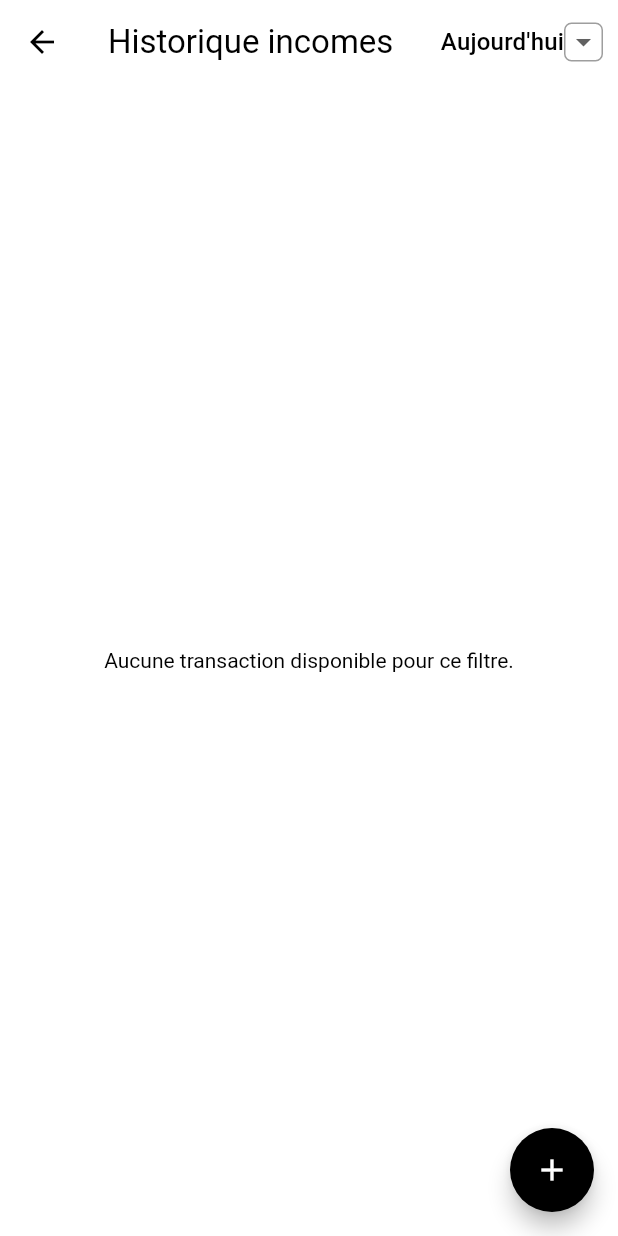
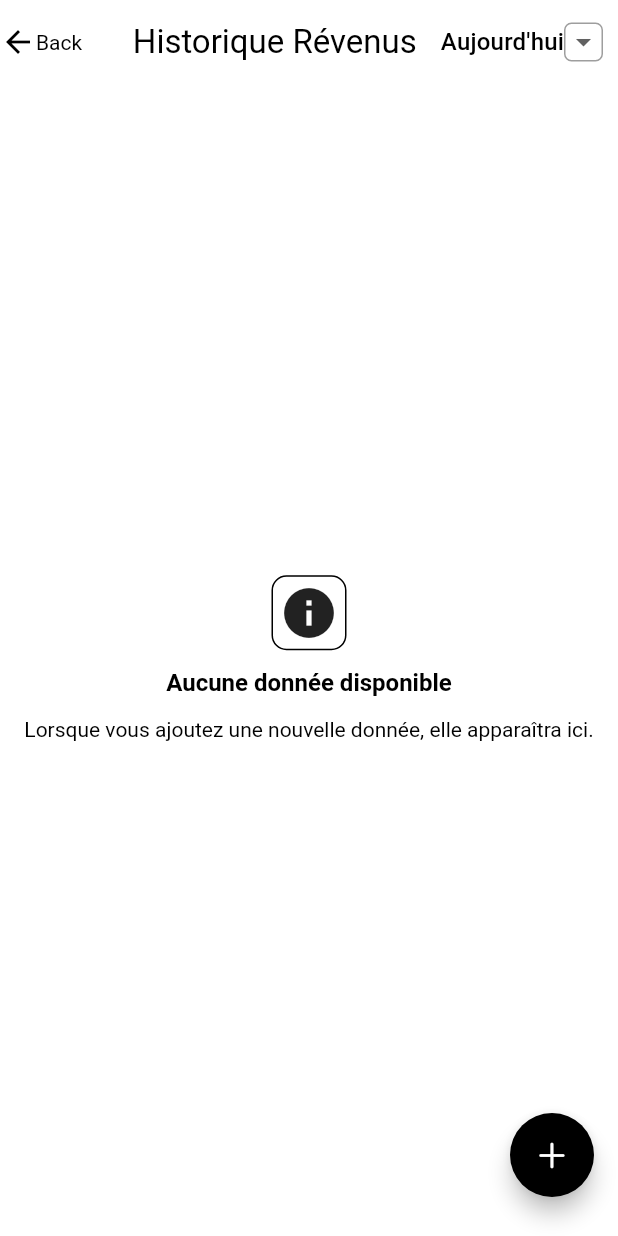
Before and after one commit to justinakonkwa/balar, a Flutter app: the screen it shows once a user with an empty profile is signed in, after a tap on "Revenus", on a phone screen of 412 x 824 dp. Run offline on Flutter 3.47's test engine with Material 3 defaults, Android fonts, the phone set to English and light mode, and no system bars; our stand-ins replace cloud_firestore, connectivity_plus, country_code_picker, firebase_auth, firebase_core, firebase_messaging and 6 more; accounts and stored records are empty; Roboto replaces fonts that are missing (Montserrat).

Commit message:
correction alignemnt TablCell Historique page

```diff
--- a/lib/screens/history_screen.dart
+++ b/lib/screens/history_screen.dart
@@ -1,8 +1,11 @@
 import 'dart:io';
 import 'package:balare/Adds/add_expenses.dart';
 import 'package:balare/Modeles/firebase.dart';
+import 'package:balare/pages/home_page.dart';
 import 'package:balare/widget/app_text.dart';
 import 'package:balare/widget/app_text_large.dart';
+import 'package:balare/widget/constantes.dart';
+import 'package:balare/widget/lign.dart';
 import 'package:cloud_firestore/cloud_firestore.dart';
 import 'package:flutter/cupertino.dart';
 import 'package:flutter/material.dart';
@@ -29,6 +32,7 @@ class _HistoriquePageState extends State<HistoriquePage> {
   @override
   void initState() {
     super.initState();
+    title();
   }
 
   // Fonction pour générer et partager le PDF
@@ -129,11 +133,41 @@ class _HistoriquePageState extends State<HistoriquePage> {
     return filteredTransactions;
   }
 
+  title() {
+    if (widget.type == 'incomes') {
+      return AppText(text: 'Historique Révenus');
+    } else if (widget.type == 'expenses') {
+      return AppText(text: 'Historique Dépenses');
+    } else {
+      return AppText(text: 'Historique Dettes');
+    }
+  }
+
   @override
   Widget build(BuildContext context) {
     return Scaffold(
       appBar: AppBar(
-        title: Text("Historique ${widget.type}"),
+        leading: Hero(
+          tag: "Back2",
+          child: GestureDetector(
+            onTap: () {
+              Navigator.push(
+                context,
+                MaterialPageRoute(
+                  builder: (context) => HomePage(),
+                ),
+              );
+            },
+            child: Row(
+              children: [
+                Icon(Icons.arrow_back),
+                AppText(text: 'Back'),
+              ],
+            ),
+          ),
+        ),
+        title: title(),
+        centerTitle: true,
         actions: [
           DropdownButton<String>(
             value: selectedPeriod,
@@ -201,16 +235,34 @@ class _HistoriquePageState extends State<HistoriquePage> {
 
                 if (filteredTransactions.isEmpty) {
                   return Center(
-                    child: Padding(
-                      padding: const EdgeInsets.all(20.0),
-                      child: AppText(
-                        text: "Aucune transaction disponible pour ce filtre.",
+                    child: Column(
+                      mainAxisAlignment: MainAxisAlignment.center,
+                      children: [
+                        Container(
+                            width: 50,
+                            height: 50,
+                            decoration: BoxDecoration(
+                              border: Border.all(),
+                              borderRadius: borderRadius,
+                            ),
+                            child: Icon(Icons.info, size: 40)),
+                        SizedBox(height: 10),
+                        AppTextLarge(
+                          text: "Aucune donnée disponible",
+                          size: 16,
+                        ),
+                        SizedBox(height: 10),
+                        AppText(
+                          text:
+                              "Lorsque vous ajoutez une nouvelle donnée, elle apparaîtra ici.",
                           textAlign: TextAlign.center,
                         ),
+                      ],
                     ),
                   );
                 } else {
-                  return SingleChildScrollView(
+                  return Scaffold(
+                    body: SingleChildScrollView(
                       child: Container(
                         margin: EdgeInsets.all(10.0),
                         padding: EdgeInsets.all(5.0),
@@ -222,32 +274,15 @@ class _HistoriquePageState extends State<HistoriquePage> {
                         ),
                         child: Column(
                           children: [
-                          IconButton(
-                            icon: Icon(CupertinoIcons.doc_text),
-                            onPressed: () {
-                              if (filteredTransactions.isNotEmpty) {
-                                generatePdfAndShare(
-                                    filteredTransactions, selectedDate);
-                              } else {
-                                ScaffoldMessenger.of(context).showSnackBar(
-                                  SnackBar(
-                                    content: Text(selectedDate == null
-                                        ? "Pas de transactions dans l'historique complet."
-                                        : "Aucune transaction pour cette date sélectionnée."),
-                                  ),
-                                );
-                              }
-                            },
-                          ),
                             // Affichage des titres du tableau (une seule fois)
                             Table(
                               border: TableBorder.all(style: BorderStyle.none),
                               columnWidths: const {
                                 0: FlexColumnWidth(0.6),
-                              1: FlexColumnWidth(1.4),
+                                1: FlexColumnWidth(2),
                                 2: FlexColumnWidth(3),
                                 3: FlexColumnWidth(2),
-                              4: FlexColumnWidth(2),
+                                4: FlexColumnWidth(1.5),
                               },
                               children: [
                                 TableRow(
@@ -266,7 +301,7 @@ class _HistoriquePageState extends State<HistoriquePage> {
                                     ),
                                     TableCell(
                                       child: Container(
-                                      alignment: Alignment.center,
+                                        alignment: Alignment.centerLeft,
                                         height: 50,
                                         color: Theme.of(context).highlightColor,
                                         child: AppTextLarge(
@@ -277,7 +312,7 @@ class _HistoriquePageState extends State<HistoriquePage> {
                                     ),
                                     TableCell(
                                       child: Container(
-                                      alignment: Alignment.center,
+                                        alignment: Alignment.centerLeft,
                                         height: 50,
                                         color: Theme.of(context).highlightColor,
                                         child: AppTextLarge(
@@ -288,7 +323,7 @@ class _HistoriquePageState extends State<HistoriquePage> {
                                     ),
                                     TableCell(
                                       child: Container(
-                                      alignment: Alignment.center,
+                                        alignment: Alignment.centerLeft,
                                         height: 50,
                                         color: Theme.of(context).highlightColor,
                                         child: AppTextLarge(
@@ -299,9 +334,16 @@ class _HistoriquePageState extends State<HistoriquePage> {
                                     ),
                                     TableCell(
                                       child: Container(
-                                      alignment: Alignment.center,
+                                        alignment: Alignment.centerLeft,
                                         height: 50,
-                                      color: Theme.of(context).highlightColor,
+                                        decoration: BoxDecoration(
+                                          color:
+                                              Theme.of(context).highlightColor,
+                                          borderRadius: BorderRadius.only(
+                                            bottomRight: Radius.circular(10),
+                                            topRight: Radius.circular(10),
+                                          ),
+                                        ),
                                         child: AppTextLarge(
                                           text: 'Date',
                                           size: 14,
@@ -327,25 +369,27 @@ class _HistoriquePageState extends State<HistoriquePage> {
                                       TableBorder.all(style: BorderStyle.none),
                                   columnWidths: const {
                                     0: FlexColumnWidth(0.6),
-                                  1: FlexColumnWidth(1.4),
+                                    1: FlexColumnWidth(2),
                                     2: FlexColumnWidth(3),
-                                  3: FlexColumnWidth(1.9),
+                                    3: FlexColumnWidth(2),
                                     4: FlexColumnWidth(1.5),
                                   },
                                   children: [
                                     TableRow(
                                       children: [
                                         TableCell(
-                                        child: Padding(
-                                          padding: const EdgeInsets.all(5.0),
+                                          child: Container(
+                                            padding: const EdgeInsets.only(
+                                                left: 5, top: 5.0, bottom: 5.0),
                                             child: AppText(
                                               text: (index + 1).toString(),
                                             ),
                                           ),
                                         ),
                                         TableCell(
-                                        child: Padding(
-                                          padding: const EdgeInsets.all(5.0),
+                                          child: Container(
+                                            padding: const EdgeInsets.only(
+                                                top: 5.0, bottom: 5.0),
                                             child: AppText(
                                               text: transaction['category']
                                                       ?.toString() ??
@@ -354,8 +398,10 @@ class _HistoriquePageState extends State<HistoriquePage> {
                                           ),
                                         ),
                                         TableCell(
-                                        child: Padding(
-                                          padding: const EdgeInsets.all(5.0),
+                                          child: Container(
+                                            alignment: Alignment.centerLeft,
+                                            padding: const EdgeInsets.only(
+                                                top: 5.0, bottom: 5.0),
                                             child: AppText(
                                               text: transaction['description']
                                                       ?.toString() ??
@@ -364,8 +410,10 @@ class _HistoriquePageState extends State<HistoriquePage> {
                                           ),
                                         ),
                                         TableCell(
-                                        child: Padding(
-                                          padding: const EdgeInsets.all(5.0),
+                                          child: Container(
+                                            alignment: Alignment.centerLeft,
+                                            padding: const EdgeInsets.only(
+                                                top: 5.0, bottom: 5.0),
                                             child: AppText(
                                               text: transaction['price']
                                                       ?.toString() ??
@@ -375,15 +423,19 @@ class _HistoriquePageState extends State<HistoriquePage> {
                                         ),
                                         // Exemple de TableCell pour afficher la date
                                         TableCell(
-                                        child: Padding(
-                                          padding: const EdgeInsets.all(5.0),
+                                          child: Container(
+                                            alignment: Alignment.centerLeft,
+                                            padding: const EdgeInsets.only(
+                                                top: 5.0, bottom: 5.0),
                                             child: AppText(
                                               text: () {
-                                              if (transaction['date'] != null) {
+                                                if (transaction['date'] !=
+                                                    null) {
                                                   DateTime transactionDate =
                                                       DateTime.parse(
                                                           transaction['date']);
-                                                return DateFormat('dd-MM-yyyy')
+                                                  return DateFormat(
+                                                          'dd-MM-yyyy')
                                                       .format(transactionDate);
                                                 }
                                                 return '';
@@ -400,6 +452,37 @@ class _HistoriquePageState extends State<HistoriquePage> {
                           ],
                         ),
                       ),
+                    ),
+                    floatingActionButton: Column(
+                      mainAxisAlignment: MainAxisAlignment.end,
+                      children: [
+                        FloatingActionButton(
+                          backgroundColor:
+                              Theme.of(context).colorScheme.inverseSurface,
+                          shape: CircleBorder(),
+                          onPressed: () {
+                            if (filteredTransactions.isNotEmpty) {
+                              generatePdfAndShare(
+                                  filteredTransactions, selectedDate);
+                            } else {
+                              ScaffoldMessenger.of(context).showSnackBar(
+                                SnackBar(
+                                  content: Text(selectedDate == null
+                                      ? "Pas de transactions dans l'historique complet."
+                                      : "Aucune transaction pour cette date sélectionnée."),
+                                ),
+                              );
+                            }
+                          },
+                          child: const Icon(
+                            CupertinoIcons.share,
+                          ),
+                        ),
+                        SizedBox(
+                          height: 80,
+                        )
+                      ],
+                    ),
                   );
                 }
               },
@@ -407,7 +490,10 @@ class _HistoriquePageState extends State<HistoriquePage> {
           }
         },
       ),
-      floatingActionButton: FloatingActionButton(
+      floatingActionButton: Column(
+        mainAxisAlignment: MainAxisAlignment.end,
+        children: [
+          FloatingActionButton(
             backgroundColor: Theme.of(context).colorScheme.inverseSurface,
             shape: CircleBorder(),
             onPressed: () {
@@ -419,7 +505,10 @@ class _HistoriquePageState extends State<HistoriquePage> {
                 ),
               );
             },
-        child: const Icon(Icons.add), // Utilisation d'une icône "Add"
+            child: Icon(CupertinoIcons.add), // Utilisation d'une icône "Add"
+          ),
+          sizedbox,
+        ],
       ),
     );
   }
--- a/lib/widget/message_widget.dart
+++ b/lib/widget/message_widget.dart
@@ -13,7 +13,7 @@ import 'package:flutter_translate/flutter_translate.dart';
 void showCustomSnackBar(BuildContext context, String text) {
   ScaffoldMessenger.of(context).showSnackBar(
     SnackBar(
-      backgroundColor: Theme.of(context).colorScheme.primary,
+      backgroundColor: Theme.of(context).colorScheme.inverseSurface,
       content: Row(
         children: [
           Icon(
@@ -29,7 +29,7 @@ void showCustomSnackBar(BuildContext context, String text) {
           ),
         ],
       ),
-      duration: Duration(seconds: 3),
+      duration: Duration(seconds: 5),
       action: SnackBarAction(
         label: 'Fermer',
         textColor: Colors.white,
```
Also changed, not shown: lib/Adds/add_expenses.dart (+43 -25 lines). Lines whose indentation alone changed are shown as unchanged.
